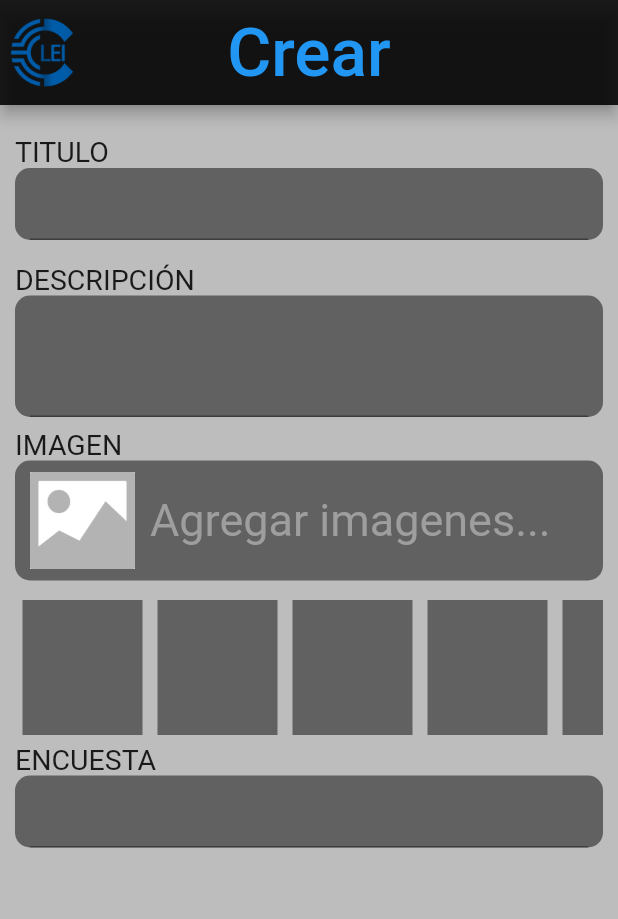
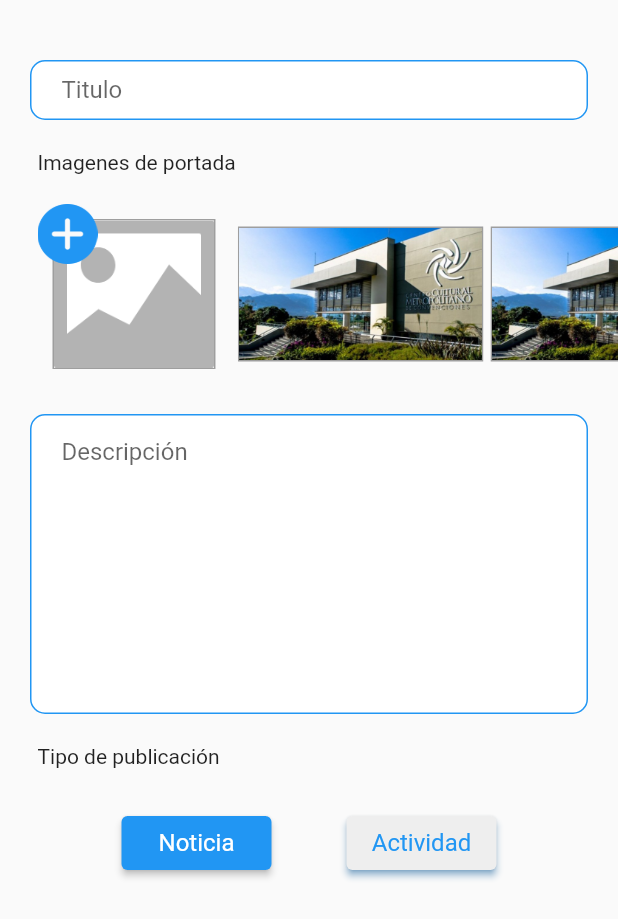
Before and after one commit to nvalenciag/Proyecto-soft-3, a Flutter app: the CrearPage screen opened directly, on a phone screen of 412 x 824 dp. Shown: the top 919 px of the screen. Run offline on Flutter 3.47's test engine with Material 2 defaults, Android fonts, the phone set to English and light mode, and no system bars; our stand-ins replace get, google_sign_in.

Commit message:
Se creó la interfaz para crear noticia

```diff
--- a/appclei/lib/src/Page/crear_page.dart
+++ b/appclei/lib/src/Page/crear_page.dart
@@ -7,19 +7,6 @@ class CrearPage extends StatelessWidget{
   Widget build(BuildContext context) {
     // TODO: implement build
     return Scaffold(
-      backgroundColor: Colors.grey[400],
-      appBar: AppBar(
-        backgroundColor: Colors.black87,
-        leading: const Image(
-          image: AssetImage('assets/IconoClei.png'),
-        ),
-        centerTitle: true,
-        title: const Text(
-          'Crear',
-          style: TextStyle(color: Colors.blue, fontSize: 45, fontFamily: 'iconlogin',),
-        ),
-        toolbarHeight: 70,
-      ),
       body: ListView(
         scrollDirection: Axis.vertical,
         children: [
@@ -28,21 +15,79 @@ class CrearPage extends StatelessWidget{
           ),
           //CREACION DEL TITULO
           Container(
-            margin: EdgeInsets.symmetric(horizontal: 10),
-            //color: Colors.green,
-            height: 85,
-            child: ListView(
-              children: [
-                Text('TITULO', style: TextStyle(fontSize: 19),),
-                Container(
+            margin: EdgeInsets.symmetric(vertical: 20, horizontal: 20),
+            height: 40,
             decoration: BoxDecoration(
-                    color: Colors.grey[700],
-                    borderRadius: BorderRadius.circular(10),
+              borderRadius: new BorderRadius.circular(10),
+              border: Border.all(color: Colors.blue),
+              color: Colors.white,
             ),
             child: Container(
-                      margin: EdgeInsets.symmetric(horizontal: 10),
+              margin: EdgeInsets.only(left: 20, right: 20),
               child: TextField(
+               decoration: InputDecoration(
+                  border: InputBorder.none,
+                  hintText: 'Titulo',
                 ),
+            )
+            ),
+          ),
+          //AGREGAR IMAGENES
+          Container(
+            margin: EdgeInsets.only(right: 25, left: 25),
+            child: Text('Imagenes de portada'),
+          ),
+          Container(
+            margin: EdgeInsets.only(left: 25, top: 20),
+            height: 120,
+            //color: Colors.green,
+            child: ListView(
+              scrollDirection: Axis.horizontal,
+              children: [
+                Stack(
+                  children: [
+                    Container(
+                      margin: EdgeInsets.all(10),
+                      decoration: BoxDecoration(
+                        border: Border.all(color: Colors.grey),
+                        color: Colors.white,
+                      ),
+                      child: Image(
+                        image: AssetImage('assets/default.png'),
+                      ),
+                    ),
+                    Container(
+                      width: 40,
+                      child: Image(
+                        image: AssetImage('assets/mas.png')
+                      ),
+                    ),
+                  ],
+                ),
+                Container(
+                  width: 5,
+                ),
+                Container(
+                  margin: EdgeInsets.only(top: 15, bottom: 15),
+                  decoration: BoxDecoration(
+                    border: Border.all(color: Colors.grey),
+                    color: Colors.white,
+                  ),
+                  child: Image(
+                    image: AssetImage('assets/fondo.png'),
+                  ),
+                ),
+                Container(
+                  width: 5,
+                ),
+                Container(
+                  margin: EdgeInsets.only(top: 15, bottom: 15),
+                  decoration: BoxDecoration(
+                    border: Border.all(color: Colors.grey),
+                    color: Colors.white,
+                  ),
+                  child: Image(
+                    image: AssetImage('assets/fondo.png'),
                   ),
                 ),
               ],
@@ -50,126 +95,67 @@ class CrearPage extends StatelessWidget{
           ),
           //CREACION DE LA DESCRIPCIÓN
           Container(
-            margin: EdgeInsets.symmetric(horizontal: 10),
-            //color: Colors.green,
-            height: 110,
-            child: ListView(
-              children: [
-                Text('DESCRIPCIÓN', style: TextStyle(fontSize: 19),),
-                Container(
+            margin: EdgeInsets.symmetric(vertical: 20, horizontal: 20),
+            height: 200,
             decoration: BoxDecoration(
-                    color: Colors.grey[700],
-                    borderRadius: BorderRadius.circular(10),
+              borderRadius: new BorderRadius.circular(10),
+              border: Border.all(color: Colors.blue),
+              color: Colors.white,
             ),
             child: Container(
-                      margin: EdgeInsets.symmetric(horizontal: 10),
+              margin: EdgeInsets.only(left: 20, right: 20),
               child: TextField(
-                        maxLines: 3,
+                decoration: InputDecoration(
+                  border: InputBorder.none,
+                  hintText: 'Descripción',
                 ),
               ),
             ),
-              ],
           ),
+          Container(
+            margin: EdgeInsets.only(right: 25, left: 25),
+            child: Text('Tipo de publicación'),
           ),
-          //AGREGAR IMAGEN
-          Container(
-            margin: EdgeInsets.symmetric(horizontal: 10),
+          Align(
+            alignment: Alignment.topCenter,
+            child: Container(
+              margin: EdgeInsets.only(top: 30),
+              width: 250,
+              height: 40,
               //color: Colors.green,
-            height: 110,
-            child: ListView(
-              children: [
-                Text('IMAGEN', style: TextStyle(fontSize: 19),),
-                Container(
-                  height: 80,
-                  decoration: BoxDecoration(
-                    color: Colors.grey[700],
-                    borderRadius: BorderRadius.circular(10),
-                  ),
-                  child: Container(
-                      margin: EdgeInsets.symmetric(horizontal: 10),
               child: Row(
                 children: [
                   Container(
-                            //color: Colors.yellow,
-                            width: 70,
-                            height: 70,
-                            child: Image( image: AssetImage('assets/default.png'),),
+                    width: 100,
+                    child: ElevatedButton(
+                      child: const Text('Noticia'),
+                      onPressed: () {},
+                      style: ButtonStyle(
+                        backgroundColor: MaterialStateProperty.all(Colors.blue),
+                        textStyle: MaterialStateProperty.all(const TextStyle(fontSize: 16)),
+                      ),
+                    ),
                   ),
                   Container(
-                            margin: EdgeInsets.symmetric(horizontal: 10),
-                            //color: Colors.green,
-                            width: 280,
-                            child: Text('Agregar imagenes...', style: TextStyle(fontSize: 30, color: Colors.grey),),
+                    width: 50,
+                  ),
+                  Container(
+                    width: 100,
+                    child: ElevatedButton(
+                      child: const Text('Actividad'),
+                      onPressed: () {},
+                      style: ButtonStyle(
+                        backgroundColor: MaterialStateProperty.all(Colors.grey.shade200),
+                        foregroundColor: MaterialStateProperty.all(Colors.blue),
+                        shadowColor: MaterialStateProperty.all(Colors.blue),
+                        textStyle: MaterialStateProperty.all(const TextStyle(fontSize: 16))
+                      ),
+                    ),
                   )
                 ],
               ),
             ),
-                ),
-              ],
-            ),
-          ),
-          Container(
-            margin: EdgeInsets.symmetric(horizontal: 10),
-            //color: Colors.green,
-            height: 100,
-            child: ListView(
-              scrollDirection: Axis.horizontal,
-              children: [
-                Container(
-                  margin: EdgeInsets.symmetric(horizontal: 5, vertical: 5),
-                  color: Colors.grey[700],
-                  width: 80,
-                  height: 80,
-                ),
-                Container(
-                  margin: EdgeInsets.symmetric(horizontal: 5, vertical: 5),
-                  color: Colors.grey[700],
-                  width: 80,
-                  height: 80,
-                ),
-                Container(
-                  margin: EdgeInsets.symmetric(horizontal: 5, vertical: 5),
-                  color: Colors.grey[700],
-                  width: 80,
-                  height: 80,
-                ),
-                Container(
-                  margin: EdgeInsets.symmetric(horizontal: 5, vertical: 5),
-                  color: Colors.grey[700],
-                  width: 80,
-                  height: 80,
-                ),
-                Container(
-                  margin: EdgeInsets.symmetric(horizontal: 5, vertical: 5),
-                  color: Colors.grey[700],
-                  width: 80,
-                  height: 80,
-                ),
-              ],
-            ),
-          ),
-          Container(
-            margin: EdgeInsets.symmetric(horizontal: 10),
-            //color: Colors.green,
-            height: 85,
-            child: ListView(
-              children: [
-                Text('ENCUESTA', style: TextStyle(fontSize: 19),),
-                Container(
-                  decoration: BoxDecoration(
-                    color: Colors.grey[700],
-                    borderRadius: BorderRadius.circular(10),
-                  ),
-                  child: Container(
-                      margin: EdgeInsets.symmetric(horizontal: 10),
-                      child: TextField(
-
-                      ),
-                  ),
-                ),
-              ],
-            ),
-          ),
+          )
         ],
       ),
     );
--- a/appclei/lib/src/Page/noticias_page.dart
+++ b/appclei/lib/src/Page/noticias_page.dart
@@ -1,3 +1,4 @@
+import 'package:appclei/src/Page/crear_page.dart';
 import 'package:appclei/src/Page/fav_page.dart';
 import 'package:appclei/src/Page/notice_page.dart';
 import 'package:appclei/src/Page/perfil_page.dart';
@@ -20,9 +21,7 @@ class _NoticiasPageState extends State<NoticiasPage> {
     Text(
       'Index 2: Buscar',
     ),
-    Text(
-      'Index 2: Info',
-    ),
+    CrearPage(),
     VisualisacionPage(),
   ];
 
```
Also changed, not shown: appclei/assets/mas.png (added). Lines whose indentation alone changed are shown as unchanged.
